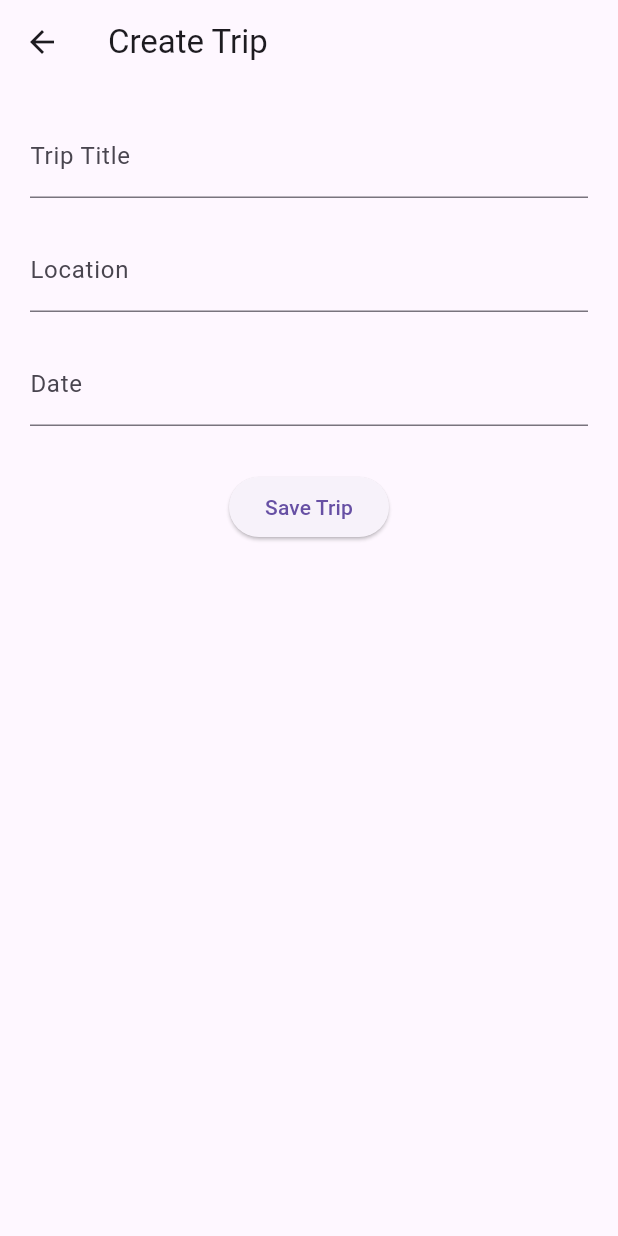
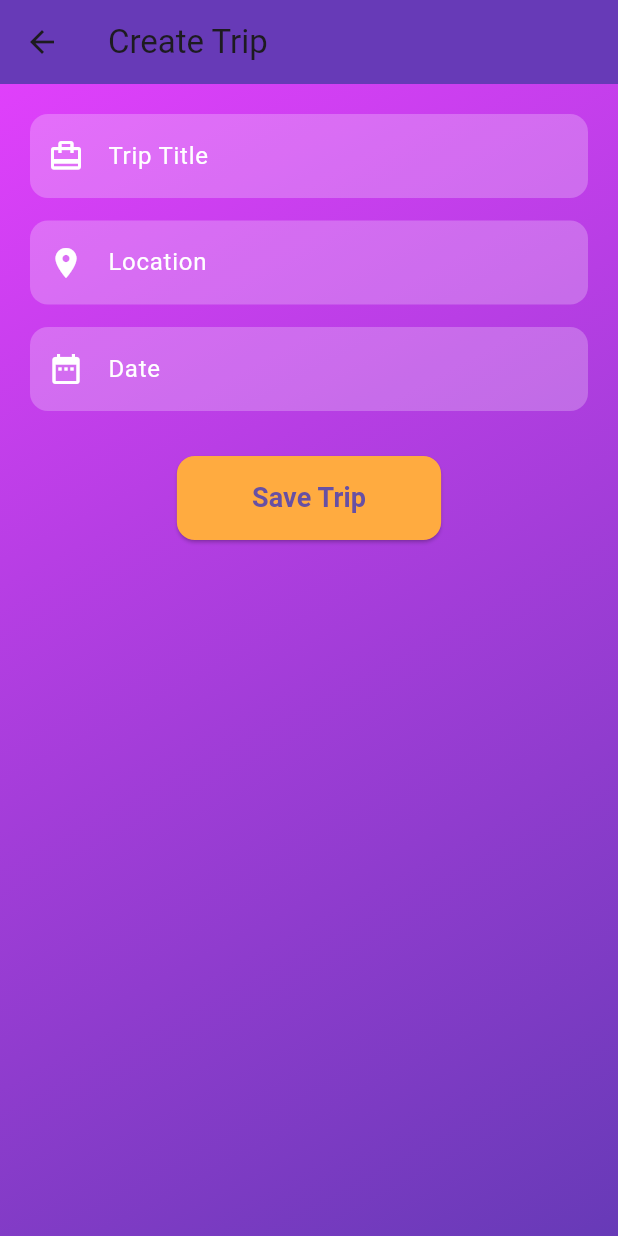
Before and after one commit to 1076dhruvi/travel-app, a Flutter app: the DashboardScreen screen opened directly, after a tap on the "add" icon, on a phone screen of 412 x 824 dp. Run offline on Flutter 3.47's test engine with Material 3 defaults, Android fonts, the phone set to English and light mode, and no system bars; our stand-ins replace sqflite; accounts and stored records are empty.

Commit message:
Updated dashboard and trip screens with colorful UI and edit functionality

```diff
--- a/lib/main.dart
+++ b/lib/main.dart
@@ -15,7 +15,7 @@ class TripDashboardApp extends StatelessWidget {
       theme: ThemeData(
         primarySwatch: Colors.blue,
       ),
-      home: Dashboard(),
+      home: const DashboardScreen(),
     );
   }
 }
--- a/lib/screens/create_trip.dart
+++ b/lib/screens/create_trip.dart
@@ -3,80 +3,111 @@ import '../models/trip.dart';
 import '../services/database_service.dart';
 
 class CreateTrip extends StatefulWidget {
-  const CreateTrip({super.key});
+  final Trip? trip; // optional trip to edit
+
+  const CreateTrip({super.key, this.trip});
 
   @override
   State<CreateTrip> createState() => _CreateTripState();
 }
 
 class _CreateTripState extends State<CreateTrip> {
-
   final TextEditingController titleController = TextEditingController();
   final TextEditingController locationController = TextEditingController();
   final TextEditingController dateController = TextEditingController();
 
+  @override
+  void initState() {
+    super.initState();
+    // pre-fill if editing
+    if (widget.trip != null) {
+      titleController.text = widget.trip!.title;
+      locationController.text = widget.trip!.location;
+      dateController.text = widget.trip!.date;
+    }
+  }
+
   Future<void> saveTrip() async {
+    if (titleController.text.isEmpty ||
+        locationController.text.isEmpty ||
+        dateController.text.isEmpty) return;
 
     final trip = Trip(
+      id: widget.trip?.id, // keep id if editing
       title: titleController.text,
       location: locationController.text,
       date: dateController.text,
     );
 
-    await DatabaseService().insertTrip(trip);
+    if (widget.trip == null) {
+      await DatabaseService().insertTrip(trip);
+    } else {
+      await DatabaseService().updateTrip(trip);
+    }
 
     Navigator.pop(context, true);
   }
 
   @override
   Widget build(BuildContext context) {
+    final isEditing = widget.trip != null;
 
     return Scaffold(
       appBar: AppBar(
-        title: const Text("Create Trip"),
+        title: Text(isEditing ? "Edit Trip" : "Create Trip"),
+        backgroundColor: Colors.deepPurple,
       ),
-
-      body: Padding(
+      body: Container(
+        decoration: const BoxDecoration(
+          gradient: LinearGradient(
+            colors: [Colors.purpleAccent, Colors.deepPurple],
+            begin: Alignment.topLeft,
+            end: Alignment.bottomRight,
+          ),
+        ),
         padding: const EdgeInsets.all(20),
-
         child: Column(
           children: [
-
-            TextField(
-              controller: titleController,
-              decoration: const InputDecoration(
-                labelText: "Trip Title",
-              ),
-            ),
-
-            const SizedBox(height: 20),
-
-            TextField(
-              controller: locationController,
-              decoration: const InputDecoration(
-                labelText: "Location",
-              ),
-            ),
-
-            const SizedBox(height: 20),
-
-            TextField(
-              controller: dateController,
-              decoration: const InputDecoration(
-                labelText: "Date",
-              ),
-            ),
-
+            _buildTextField(titleController, "Trip Title", Icons.card_travel),
+            const SizedBox(height: 15),
+            _buildTextField(locationController, "Location", Icons.place),
+            const SizedBox(height: 15),
+            _buildTextField(dateController, "Date", Icons.date_range),
             const SizedBox(height: 30),
-
             ElevatedButton(
               onPressed: saveTrip,
-              child: const Text("Save Trip"),
-            ),
-
+              style: ElevatedButton.styleFrom(
+                backgroundColor: Colors.orangeAccent,
+                padding: const EdgeInsets.symmetric(horizontal: 50, vertical: 15),
+                shape: RoundedRectangleBorder(
+                    borderRadius: BorderRadius.circular(12)),
+              ),
+              child: Text(
+                isEditing ? "Update Trip" : "Save Trip",
+                style: const TextStyle(fontSize: 18, fontWeight: FontWeight.bold),
+              ),
+            )
           ],
         ),
       ),
     );
   }
+
+  Widget _buildTextField(TextEditingController controller, String label, IconData icon) {
+    return TextField(
+      controller: controller,
+      decoration: InputDecoration(
+        prefixIcon: Icon(icon, color: Colors.white),
+        labelText: label,
+        labelStyle: const TextStyle(color: Colors.white),
+        filled: true,
+        fillColor: Colors.white24,
+        border: OutlineInputBorder(
+          borderRadius: BorderRadius.circular(12),
+          borderSide: BorderSide.none,
+        ),
+      ),
+      style: const TextStyle(color: Colors.white),
+    );
+  }
 }
--- a/lib/screens/dashboard.dart
+++ b/lib/screens/dashboard.dart
@@ -12,7 +12,6 @@ class DashboardScreen extends StatefulWidget {
 }
 
 class _DashboardScreenState extends State<DashboardScreen> {
-
   List<Trip> trips = [];
 
   @override
@@ -22,70 +21,90 @@ class _DashboardScreenState extends State<DashboardScreen> {
   }
 
   Future<void> loadTrips() async {
-
     List<Trip> fetchedTrips = await DatabaseService().getTrips();
-
     setState(() {
       trips = fetchedTrips;
     });
-
   }
 
   @override
   Widget build(BuildContext context) {
-
     return Scaffold(
       appBar: AppBar(
         title: const Text("My Trips"),
+        centerTitle: true,
+        backgroundColor: Colors.deepPurple,
       ),
-
       floatingActionButton: FloatingActionButton(
+        backgroundColor: Colors.orangeAccent,
         child: const Icon(Icons.add),
         onPressed: () {
           Navigator.push(
             context,
-            MaterialPageRoute(
-              builder: (context) => const CreateTrip(),
-            ),
+            MaterialPageRoute(builder: (context) => const CreateTrip()),
           ).then((result) {
-            if (result == true) {
-              loadTrips();
-            }
+            if (result == true) loadTrips();
           });
         },
       ),
-
       body: trips.isEmpty
-          ? const Center(child: Text("No Trips Yet"))
-
+          ? const Center(
+        child: Text(
+          "No Trips Yet",
+          style: TextStyle(fontSize: 18),
+        ),
+      )
           : ListView.builder(
+        padding: const EdgeInsets.all(10),
         itemCount: trips.length,
         itemBuilder: (context, index) {
-
           final trip = trips[index];
-
-          return Card(
-            margin: const EdgeInsets.all(10),
-
-            child: ListTile(
-              title: Text(trip.title),
-              subtitle: Text("${trip.location} - ${trip.date}"),
-
-              onTap: () {
-                Navigator.push(
-                  context,
-                  MaterialPageRoute(
-                    builder: (context) =>
-                        TripDashboard(trip: trip),
+          return GestureDetector(
+            onTap: () {
+              Navigator.push(
+                context,
+                MaterialPageRoute(
+                  builder: (context) => TripDashboard(trip: trip),
+                ),
+              ).then((_) => loadTrips());
+            },
+            child: Card(
+              shape: RoundedRectangleBorder(
+                  borderRadius: BorderRadius.circular(15)),
+              elevation: 5,
+              margin: const EdgeInsets.symmetric(vertical: 8),
+              child: Container(
+                decoration: BoxDecoration(
+                  gradient: LinearGradient(
+                    colors: [Colors.purple.shade200, Colors.deepPurple.shade400],
+                    begin: Alignment.topLeft,
+                    end: Alignment.bottomRight,
                   ),
-                );
-              },
+                  borderRadius: BorderRadius.circular(15),
+                ),
+                padding: const EdgeInsets.all(16),
+                child: Column(
+                  crossAxisAlignment: CrossAxisAlignment.start,
+                  children: [
+                    Text(
+                      trip.title,
+                      style: const TextStyle(
+                          color: Colors.white,
+                          fontSize: 20,
+                          fontWeight: FontWeight.bold),
+                    ),
+                    const SizedBox(height: 5),
+                    Text(
+                      "${trip.location} • ${trip.date}",
+                      style: const TextStyle(color: Colors.white70),
+                    ),
+                  ],
+                ),
+              ),
             ),
           );
-
         },
       ),
     );
-
   }
 }
```
Also changed, not shown: lib/screens/trip_dashboard.dart (+60 -5 lines), 1 other file.
